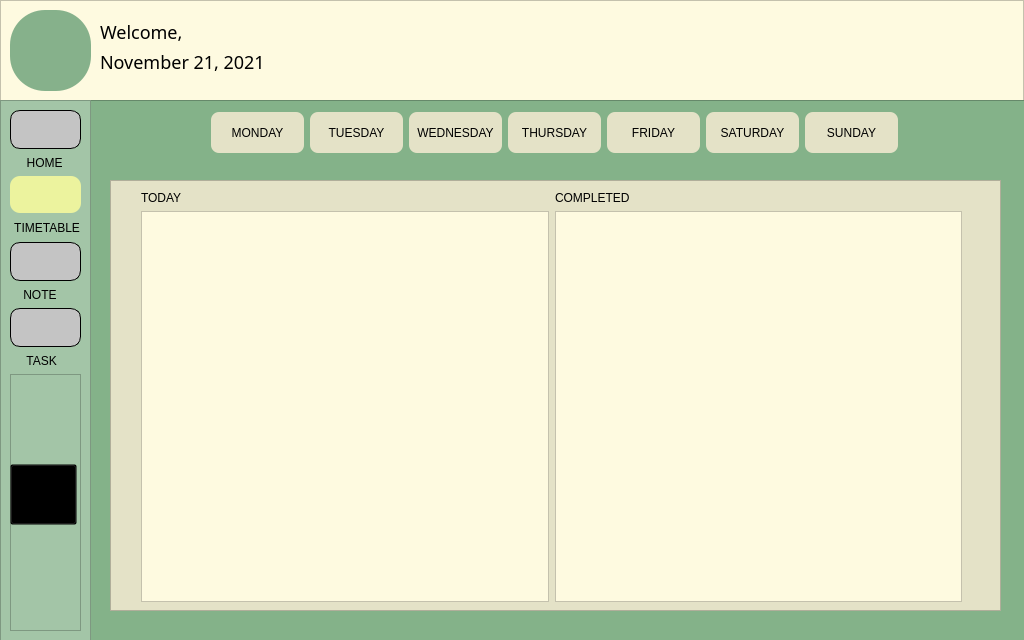
Above: timetable.ui from The-name-FPGN-is-already-taken/NoteMe before the change. Below: the same form after it.
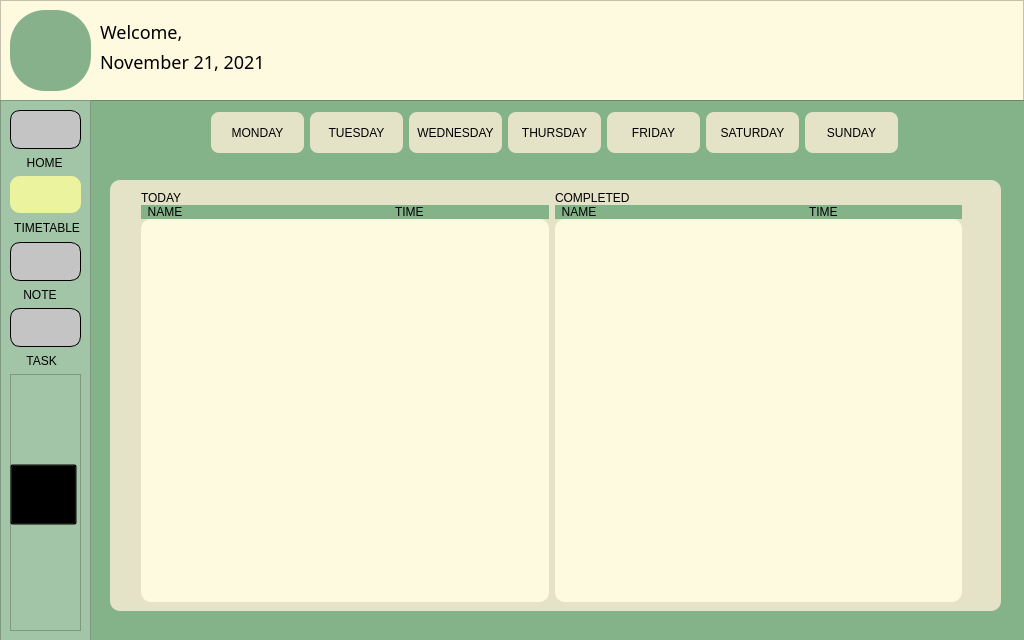
That is the form after the change. Icons and pictures are not drawn.

The edit to the form file:
```diff
--- a/timetable.ui
+++ b/timetable.ui
@@ -450,7 +450,7 @@
     </property>
     <property name="styleSheet">
      <string notr="true">background: #E4E2C7;
-
+border-radius: 10px;
 </string>
     </property>
     <property name="frameShape">
@@ -471,6 +471,9 @@
      <layout class="QHBoxLayout" name="horizontalLayout">
       <item>
        <layout class="QVBoxLayout" name="verticalLayout_2">
+        <property name="spacing">
+         <number>0</number>
+        </property>
         <item>
          <widget class="QLabel" name="label">
           <property name="styleSheet">
@@ -481,6 +484,16 @@
           </property>
          </widget>
         </item>
+        <item>
+         <widget class="QLabel" name="label_3">
+          <property name="styleSheet">
+           <string notr="true">background: #84B289;</string>
+          </property>
+          <property name="text">
+           <string>  NAME                                                                TIME</string>
+          </property>
+         </widget>
+        </item>
         <item>
          <widget class="QListWidget" name="today_TimetableTray">
           <property name="maximumSize">
@@ -498,6 +511,9 @@
       </item>
       <item>
        <layout class="QVBoxLayout" name="verticalLayout_3">
+        <property name="spacing">
+         <number>0</number>
+        </property>
         <item>
          <layout class="QHBoxLayout" name="horizontalLayout_6">
           <item>
@@ -512,6 +528,16 @@
           </item>
          </layout>
         </item>
+        <item>
+         <widget class="QLabel" name="label_4">
+          <property name="styleSheet">
+           <string notr="true">background: #84B289;</string>
+          </property>
+          <property name="text">
+           <string>  NAME                                                                TIME</string>
+          </property>
+         </widget>
+        </item>
         <item>
          <widget class="QListWidget" name="completed_TimetableTray">
           <property name="maximumSize">
```
